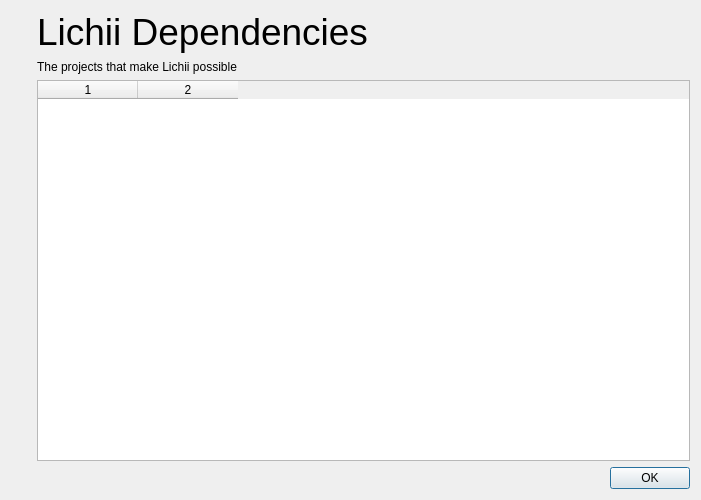
Darkfiredoom/PhoenixEmu, file src/yuzu/deps_dialog.ui: the form before one commit.
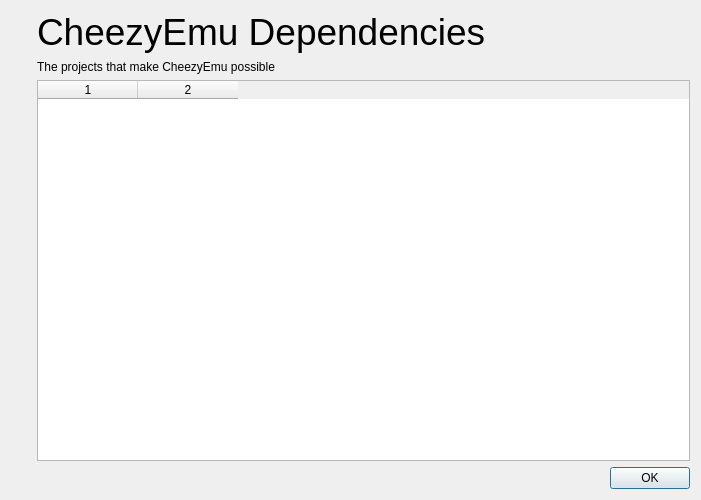
The form after the commit. Icons and pictures are not drawn.

Commit message: Rename the emulator to CheezyEmu, with its own icon

```diff
--- a/src/yuzu/deps_dialog.ui
+++ b/src/yuzu/deps_dialog.ui
@@ -69,7 +69,7 @@
           </sizepolicy>
          </property>
          <property name="text">
-          <string>&lt;html&gt;&lt;head/&gt;&lt;body&gt;&lt;p&gt;&lt;span style=&quot; font-size:28pt;&quot;&gt;Lichii Dependencies&lt;/span&gt;&lt;/p&gt;&lt;/body&gt;&lt;/html&gt;</string>
+          <string>&lt;html&gt;&lt;head/&gt;&lt;body&gt;&lt;p&gt;&lt;span style=&quot; font-size:28pt;&quot;&gt;CheezyEmu Dependencies&lt;/span&gt;&lt;/p&gt;&lt;/body&gt;&lt;/html&gt;</string>
          </property>
         </widget>
        </item>
@@ -82,7 +82,7 @@
           </sizepolicy>
          </property>
          <property name="text">
-        <string>&lt;html&gt;&lt;head/&gt;&lt;body&gt;&lt;p&gt;The projects that make Lichii possible&lt;/p&gt;&lt;/body&gt;&lt;/html&gt;</string>
+        <string>&lt;html&gt;&lt;head/&gt;&lt;body&gt;&lt;p&gt;The projects that make CheezyEmu possible&lt;/p&gt;&lt;/body&gt;&lt;/html&gt;</string>
          </property>
         </widget>
        </item>
```
Left out of the diff: 4 changed lines with no effect on the pictures. The commit also changes 97 other files.
